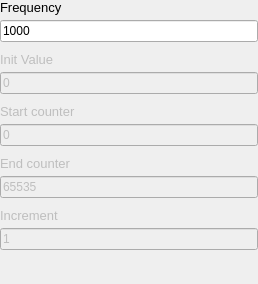
analogdevicesinc/scopy, file ui/patterns/binarycounterpatternui.ui: the form before one commit.
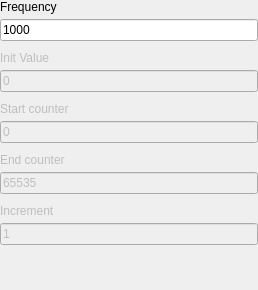
The form after the commit.

What changed in the file:
```diff
--- a/ui/patterns/binarycounterpatternui.ui
+++ b/ui/patterns/binarycounterpatternui.ui
@@ -7,7 +7,7 @@
     <x>0</x>
     <y>0</y>
     <width>258</width>
-    <height>284</height>
+    <height>290</height>
    </rect>
   </property>
   <property name="windowTitle">
@@ -58,9 +58,6 @@
        <property name="enabled">
         <bool>false</bool>
        </property>
-       <property name="styleSheet">
-        <string notr="true">font-size: 13px;</string>
-       </property>
        <property name="text">
         <string>Init Value</string>
        </property>
@@ -88,9 +85,6 @@
      </property>
      <item>
       <widget class="QLabel" name="label">
-       <property name="styleSheet">
-        <string notr="true">font-size: 13px;</string>
-       </property>
        <property name="text">
         <string>Frequency</string>
        </property>
@@ -118,9 +112,6 @@
        <property name="enabled">
         <bool>false</bool>
        </property>
-       <property name="styleSheet">
-        <string notr="true">font-size: 13px;</string>
-       </property>
        <property name="text">
         <string>Start counter</string>
        </property>
@@ -157,9 +148,6 @@
        <property name="enabled">
         <bool>false</bool>
        </property>
-       <property name="styleSheet">
-        <string notr="true">font-size: 13px;</string>
-       </property>
        <property name="text">
         <string>End counter</string>
        </property>
@@ -193,9 +181,6 @@
        <property name="enabled">
         <bool>false</bool>
        </property>
-       <property name="styleSheet">
-        <string notr="true">font-size: 13px;</string>
-       </property>
        <property name="text">
         <string>Increment</string>
        </property>
```
